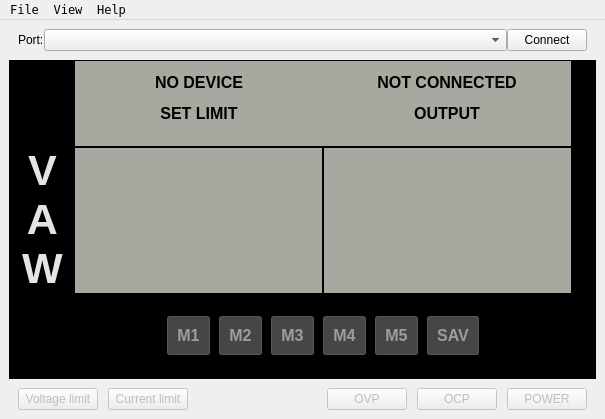
Before: the Qt Designer form src/psucontrol/mainWindow.ui in WereCatf/psucontrol, drawn with Qt 5.
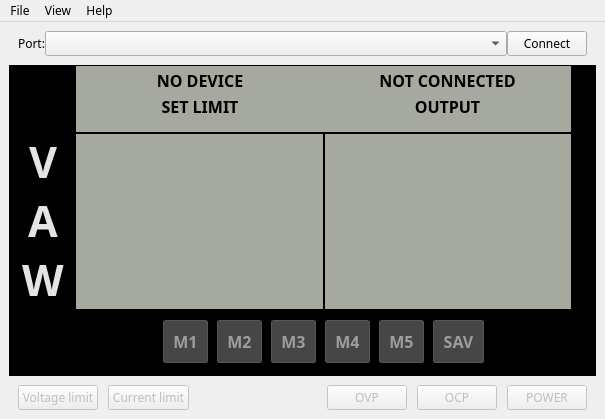
After: the same form once the commit is applied. Icons and pictures are not drawn. Custom widgets are drawn as their Qt base class.

Commit message: chore: use the embedded Noto Sans for consistency

```diff
--- a/src/psucontrol/mainWindow.ui
+++ b/src/psucontrol/mainWindow.ui
@@ -18,7 +18,7 @@
   </property>
   <property name="font">
    <font>
-    <family>Andale Mono</family>
+    <family>Noto Sans</family>
    </font>
   </property>
   <property name="acceptDrops">
@@ -38,11 +38,6 @@
      <verstretch>0</verstretch>
     </sizepolicy>
    </property>
-   <property name="font">
-    <font>
-     <family>Segoe UI</family>
-    </font>
-   </property>
    <layout class="QVBoxLayout" name="verticalLayout_4">
     <property name="spacing">
      <number>0</number>
@@ -182,11 +177,6 @@
           </disabled>
          </palette>
         </property>
-        <property name="font">
-         <font>
-          <family>Segoe UI</family>
-         </font>
-        </property>
         <property name="autoFillBackground">
          <bool>true</bool>
         </property>
@@ -549,11 +539,6 @@
              </disabled>
             </palette>
            </property>
-           <property name="font">
-            <font>
-             <family>Segoe UI</family>
-            </font>
-           </property>
            <property name="autoFillBackground">
             <bool>true</bool>
            </property>
@@ -583,7 +568,7 @@
               </property>
               <property name="font">
                <font>
-                <family>Segoe UI</family>
+                <family>Noto Sans</family>
                 <pointsize>12</pointsize>
                 <bold>true</bold>
                </font>
@@ -612,7 +597,7 @@
               </property>
               <property name="font">
                <font>
-                <family>Segoe UI</family>
+                <family>Noto Sans</family>
                 <pointsize>12</pointsize>
                 <bold>true</bold>
                </font>
@@ -1095,11 +1080,6 @@
              <height>50</height>
             </size>
            </property>
-           <property name="font">
-            <font>
-             <family>Segoe UI</family>
-            </font>
-           </property>
            <layout class="QHBoxLayout" name="horizontalLayout">
             <property name="spacing">
              <number>9</number>
@@ -1275,7 +1255,7 @@
               </property>
               <property name="font">
                <font>
-                <family>Segoe UI</family>
+                <family>Noto Sans</family>
                 <pointsize>12</pointsize>
                 <bold>true</bold>
                </font>
@@ -1477,7 +1457,7 @@
               </property>
               <property name="font">
                <font>
-                <family>Segoe UI</family>
+                <family>Noto Sans</family>
                 <pointsize>12</pointsize>
                 <bold>true</bold>
                </font>
@@ -1679,7 +1659,7 @@
               </property>
               <property name="font">
                <font>
-                <family>Segoe UI</family>
+                <family>Noto Sans</family>
                 <pointsize>12</pointsize>
                 <bold>true</bold>
                </font>
@@ -1881,7 +1861,7 @@
               </property>
               <property name="font">
                <font>
-                <family>Segoe UI</family>
+                <family>Noto Sans</family>
                 <pointsize>12</pointsize>
                 <bold>true</bold>
                </font>
@@ -2083,7 +2063,7 @@
               </property>
               <property name="font">
                <font>
-                <family>Segoe UI</family>
+                <family>Noto Sans</family>
                 <pointsize>12</pointsize>
                 <bold>true</bold>
                </font>
@@ -2300,7 +2280,7 @@
               </property>
               <property name="font">
                <font>
-                <family>Segoe UI</family>
+                <family>Noto Sans</family>
                 <pointsize>12</pointsize>
                 <bold>true</bold>
                </font>
@@ -2504,7 +2484,7 @@
               </property>
               <property name="font">
                <font>
-                <family>Segoe UI</family>
+                <family>Noto Sans</family>
                 <pointsize>12</pointsize>
                 <bold>true</bold>
                </font>
@@ -2530,7 +2510,7 @@
               </property>
               <property name="font">
                <font>
-                <family>Segoe UI</family>
+                <family>Noto Sans</family>
                 <pointsize>12</pointsize>
                 <bold>true</bold>
                </font>
@@ -2841,7 +2821,7 @@
              </property>
              <property name="font">
               <font>
-               <family>Segoe UI</family>
+               <family>Noto Sans</family>
                <pointsize>32</pointsize>
                <bold>true</bold>
               </font>
@@ -2903,7 +2883,7 @@
              </property>
              <property name="font">
               <font>
-               <family>Segoe UI</family>
+               <family>Noto Sans</family>
                <pointsize>32</pointsize>
                <bold>true</bold>
               </font>
@@ -2965,7 +2945,7 @@
              </property>
              <property name="font">
               <font>
-               <family>Segoe UI</family>
+               <family>Noto Sans</family>
                <pointsize>32</pointsize>
                <bold>true</bold>
               </font>
@@ -3096,7 +3076,7 @@
      <x>0</x>
      <y>0</y>
      <width>605</width>
-     <height>19</height>
+     <height>22</height>
     </rect>
    </property>
    <widget class="QMenu" name="menuView">
```
Left out of the diff: 29 changed lines with no effect on the pictures. The commit also changes 15 other files.
